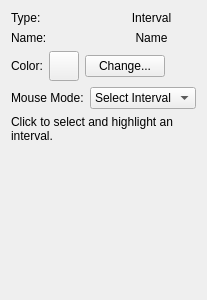
Before: the Qt Designer form src/WhiskerToolbox/DataViewer_Widget/UI/SubWidgets/DigitalInterval/IntervalViewer_Widget.ui in paulmthompson/WhiskerToolbox, drawn with Qt 5.
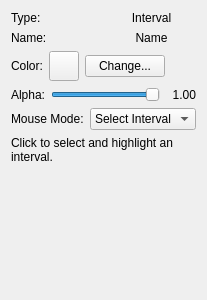
After: the same form once the commit is applied.

Commit message: add alpha slider to data viewer widget

The edit to the form file:
```diff
--- a/src/WhiskerToolbox/DataViewer_Widget/UI/SubWidgets/DigitalInterval/IntervalViewer_Widget.ui
+++ b/src/WhiskerToolbox/DataViewer_Widget/UI/SubWidgets/DigitalInterval/IntervalViewer_Widget.ui
@@ -112,6 +112,49 @@
      </item>
     </layout>
    </item>
+   <item>
+    <layout class="QHBoxLayout" name="alpha_layout">
+     <item>
+      <widget class="QLabel" name="alpha_label">
+       <property name="text">
+        <string>Alpha:</string>
+       </property>
+      </widget>
+     </item>
+     <item>
+      <widget class="QSlider" name="alpha_slider">
+       <property name="minimum">
+        <number>0</number>
+       </property>
+       <property name="maximum">
+        <number>100</number>
+       </property>
+       <property name="value">
+        <number>100</number>
+       </property>
+       <property name="orientation">
+        <enum>Qt::Orientation::Horizontal</enum>
+       </property>
+      </widget>
+     </item>
+     <item>
+      <widget class="QLabel" name="alpha_value_label">
+       <property name="minimumSize">
+        <size>
+         <width>30</width>
+         <height>0</height>
+        </size>
+       </property>
+       <property name="text">
+        <string>1.00</string>
+       </property>
+       <property name="alignment">
+        <set>Qt::AlignmentFlag::AlignRight|Qt::AlignmentFlag::AlignVCenter</set>
+       </property>
+      </widget>
+     </item>
+    </layout>
+   </item>
    <item>
     <layout class="QVBoxLayout" name="verticalLayout_2">
      <item>
```
The commit also changes 5 other files.
